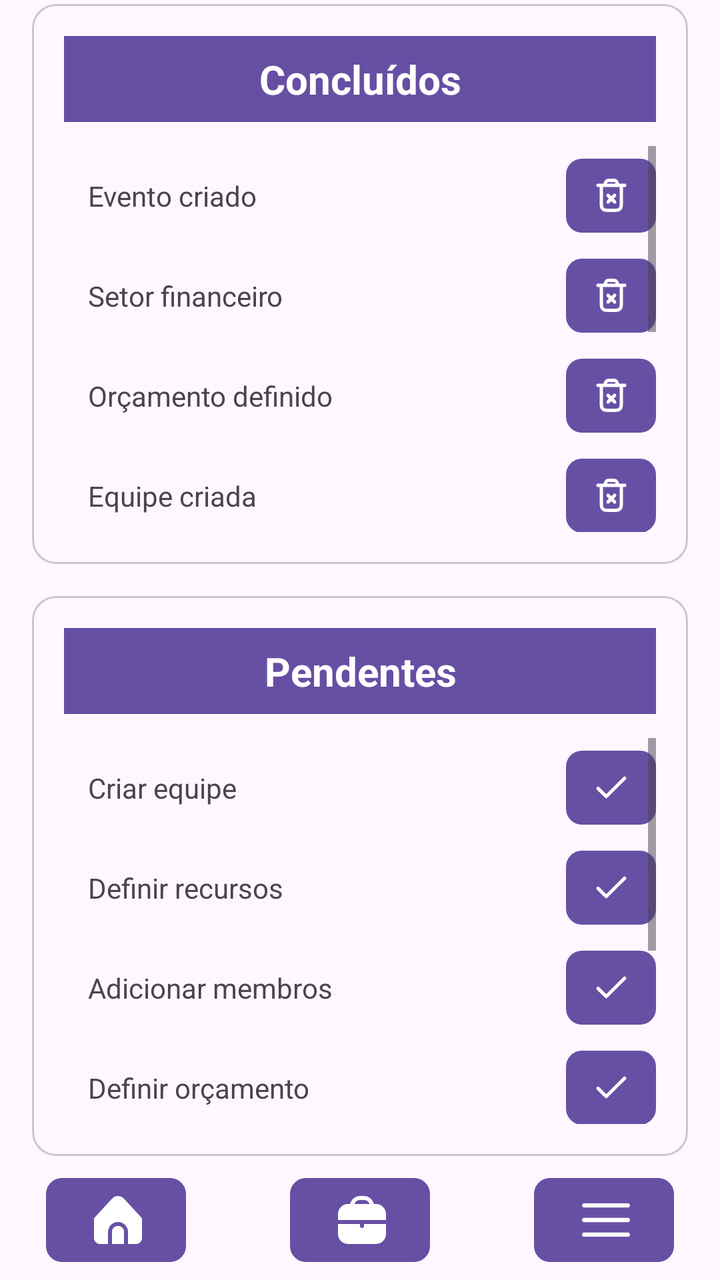
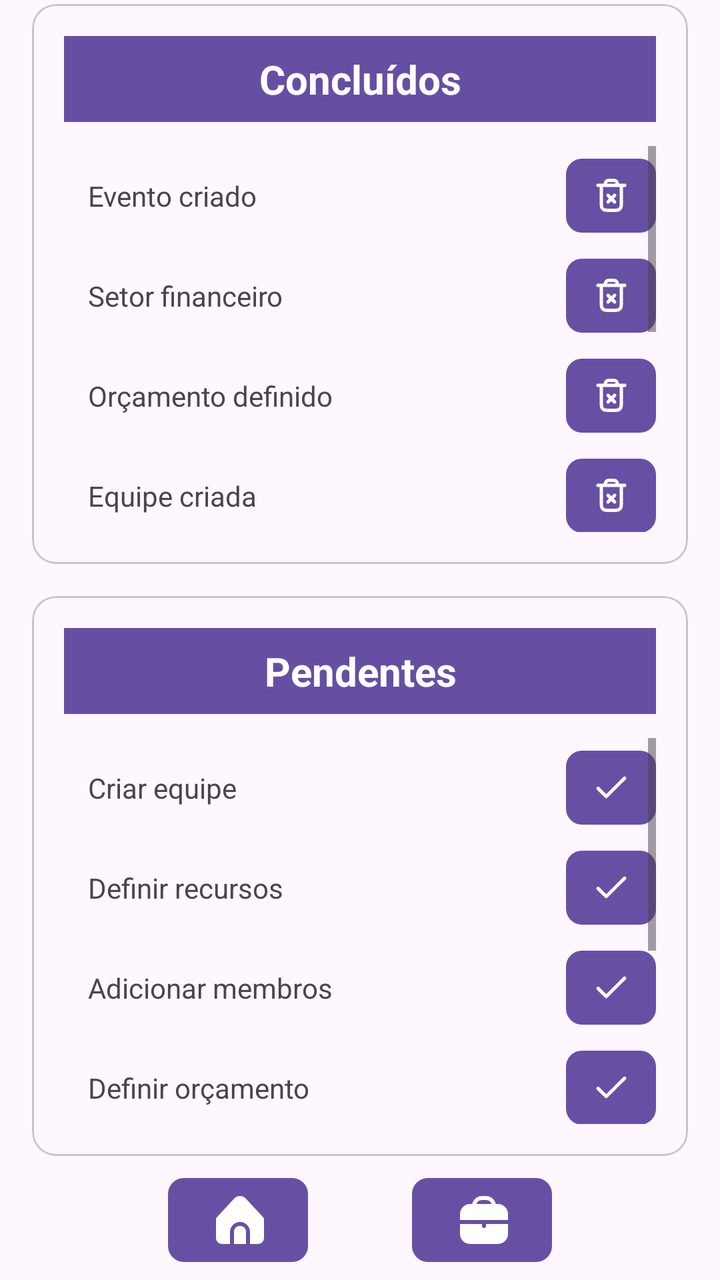

Before-and-after screenshots of an Android layout around one commit, followed by the original layout XML and the change that was made.
<!-- AndroidManifest.xml: application theme Theme.AplicacaoMobile -->
<!-- res/layout/activity_to_do.xml -->
<androidx.constraintlayout.widget.ConstraintLayout
    xmlns:android="http://schemas.android.com/apk/res/android"
    xmlns:app="http://schemas.android.com/apk/res-auto"
    xmlns:tools="http://schemas.android.com/tools"
    android:id="@+id/main"
    android:layout_width="match_parent"
    android:layout_height="match_parent"
    tools:context=".ToDo">


    <com.google.android.material.card.MaterialCardView
        android:id="@+id/completedCard"
        android:layout_width="0dp"
        android:layout_height="280dp"
        android:layout_margin="16dp"
        app:cardCornerRadius="12dp"

        app:layout_constraintTop_toTopOf="parent"
        app:layout_constraintBottom_toTopOf="@id/pendingCard"
        app:layout_constraintStart_toStartOf="parent"
        app:layout_constraintEnd_toEndOf="parent">

        <LinearLayout
            android:layout_width="match_parent"
            android:layout_height="match_parent"
            android:orientation="vertical"
            android:padding="16dp">

            <TextView
                android:layout_width="match_parent"
                android:layout_height="wrap_content"
                android:background="#664FA3"
                android:gravity="center"
                android:padding="8dp"
                android:text="Concluídos"
                android:textColor="#FFFFFF"
                android:textSize="20sp"
                android:textStyle="bold" />

            <ScrollView
                android:layout_width="match_parent"
                android:layout_height="0dp"
                android:layout_marginTop="12dp"
                android:layout_weight="1"
                android:fillViewport="true">

                <LinearLayout
                    android:layout_width="match_parent"
                    android:layout_height="wrap_content"
                    android:orientation="vertical">

                    <LinearLayout
                        android:layout_width="match_parent"
                        android:layout_height="50dp"
                        android:gravity="center_vertical"
                        android:orientation="horizontal">

                        <TextView
                            android:layout_width="0dp"
                            android:layout_height="match_parent"
                            android:layout_weight="1"
                            android:gravity="center_vertical"
                            android:paddingHorizontal="12dp"
                            android:text="Evento criado" />

                        <com.google.android.material.button.MaterialButton
                            android:id="@+id/btnCompletedEvento"
                            android:layout_width="45dp"
                            app:iconGravity="textStart"
                            app:iconPadding="0dp"
                            android:layout_height="45dp"
                            android:contentDescription="Evento concluído"
                            android:text=""
                            app:cornerRadius="8dp"
                            app:icon="@drawable/ic_trash"
                            app:iconSize="20dp" />

                    </LinearLayout>

                    <LinearLayout
                        android:layout_width="match_parent"
                        android:layout_height="50dp"
                        android:gravity="center_vertical"
                        android:orientation="horizontal">

                        <TextView
                            android:layout_width="0dp"
                            android:layout_height="match_parent"
                            android:layout_weight="1"
                            android:gravity="center_vertical"
                            android:paddingHorizontal="12dp"
                            android:text="Setor financeiro" />

                        <com.google.android.material.button.MaterialButton
                            android:id="@+id/btnCompletedFinanceiro"
                            android:layout_width="45dp"
                            app:iconGravity="textStart"
                            app:iconPadding="0dp"
                            android:layout_height="45dp"
                            android:contentDescription="Setor financeiro concluído"
                            android:text=""
                            app:cornerRadius="8dp"
                            app:icon="@drawable/ic_trash"
                            app:iconSize="20dp" />

                    </LinearLayout>

                    <LinearLayout
                        android:layout_width="match_parent"
                        android:layout_height="50dp"
                        android:gravity="center_vertical"
                        android:orientation="horizontal">

                        <TextView
                            android:layout_width="0dp"
                            android:layout_height="match_parent"
                            android:layout_weight="1"
                            android:gravity="center_vertical"
                            android:paddingHorizontal="12dp"
                            android:text="Orçamento definido" />

                        <com.google.android.material.button.MaterialButton
                            android:id="@+id/btnCompletedOrcamento"
                            android:layout_width="45dp"
                            app:iconGravity="textStart"
                            app:iconPadding="0dp"
                            android:layout_height="45dp"
                            android:contentDescription="Orçamento concluído"
                            android:text=""
                            app:cornerRadius="8dp"
                            app:icon="@drawable/ic_trash"
                            app:iconSize="20dp" />

                    </LinearLayout>

                    <LinearLayout
                        android:layout_width="match_parent"
                        android:layout_height="50dp"
                        android:gravity="center_vertical"
                        android:orientation="horizontal">

                        <TextView
                            android:layout_width="0dp"
                            android:layout_height="match_parent"
                            android:layout_weight="1"
                            app:iconGravity="textStart"
                            app:iconPadding="0dp"
                            android:gravity="center_vertical"
                            android:paddingHorizontal="12dp"
                            android:text="Equipe criada" />

                        <com.google.android.material.button.MaterialButton
                            android:id="@+id/btnCompletedTeam"
                            android:layout_width="45dp"
                            app:iconGravity="textStart"
                            app:iconPadding="0dp"
                            android:layout_height="45dp"
                            android:contentDescription="Equipe criada"
                            android:text=""
                            app:cornerRadius="8dp"
                            app:icon="@drawable/ic_trash"
                            app:iconSize="20dp" />

                    </LinearLayout>

                    <LinearLayout
                        android:layout_width="match_parent"
                        android:layout_height="50dp"
                        android:gravity="center_vertical"
                        android:orientation="horizontal">

                        <TextView
                            android:layout_width="0dp"
                            android:layout_height="match_parent"
                            android:layout_weight="1"
                            android:gravity="center_vertical"
                            android:paddingHorizontal="12dp"
                            android:text="Local definido" />

                        <com.google.android.material.button.MaterialButton
                            android:id="@+id/btnCompletedLocal"
                            android:layout_width="45dp"
                            android:layout_height="45dp"
                            app:iconGravity="textStart"
                            app:iconPadding="0dp"
                            android:contentDescription="Local concluído"
                            android:text=""
                            app:cornerRadius="8dp"
                            app:icon="@drawable/ic_trash"
                            app:iconSize="20dp" />

                    </LinearLayout>

                    <LinearLayout
                        android:layout_width="match_parent"
                        android:layout_height="50dp"
                        android:gravity="center_vertical"
                        android:orientation="horizontal">

                        <TextView
                            android:layout_width="0dp"
                            android:layout_height="match_parent"
                            android:layout_weight="1"
                            android:gravity="center_vertical"
                            android:paddingHorizontal="12dp"
                            android:text="Responsáveis adicionados" />

                        <com.google.android.material.button.MaterialButton
                            android:id="@+id/btnCompletedResponsaveis"
                            android:layout_width="45dp"
                            android:layout_height="45dp"
                            android:contentDescription="Responsáveis concluídos"
                            android:text=""
                            app:cornerRadius="8dp"
                            app:iconGravity="textStart"
                            app:iconPadding="0dp"
                            app:icon="@drawable/ic_trash"
                            app:iconSize="20dp" />

                    </LinearLayout>

                    <LinearLayout
                        android:layout_width="match_parent"
                        android:layout_height="50dp"
                        android:gravity="center_vertical"
                        android:orientation="horizontal">

                        <TextView
                            android:layout_width="0dp"
                            android:layout_height="match_parent"
                            android:layout_weight="1"
                            android:gravity="center_vertical"
                            android:paddingHorizontal="12dp"
                            android:text="Equipamentos definidos" />

                        <com.google.android.material.button.MaterialButton
                            android:id="@+id/btnCompletedEquipamentos"
                            android:layout_width="45dp"
                            android:layout_height="45dp"
                            app:iconGravity="textStart"
                            app:iconPadding="0dp"
                            android:contentDescription="Equipamentos concluídos"
                            android:text=""
                            app:cornerRadius="8dp"
                            app:icon="@drawable/ic_trash"
                            app:iconSize="20dp" />

                    </LinearLayout>

                    <LinearLayout
                        android:layout_width="match_parent"
                        android:layout_height="50dp"
                        android:gravity="center_vertical"
                        android:orientation="horizontal">

                        <TextView
                            android:layout_width="0dp"
                            android:layout_height="match_parent"
                            android:layout_weight="1"
                            android:gravity="center_vertical"
                            android:paddingHorizontal="12dp"
                            android:text="Cronograma criado" />

                        <com.google.android.material.button.MaterialButton
                            android:id="@+id/btnCompletedCronograma"
                            android:layout_width="45dp"
                            android:layout_height="45dp"
                            app:iconGravity="textStart"
                            app:iconPadding="0dp"
                            android:contentDescription="Cronograma concluído"
                            android:text=""
                            app:cornerRadius="8dp"
                            app:icon="@drawable/ic_trash"
                            app:iconSize="20dp" />

                    </LinearLayout>

                </LinearLayout>

            </ScrollView>

        </LinearLayout>

    </com.google.android.material.card.MaterialCardView>

    <com.google.android.material.card.MaterialCardView
        android:id="@+id/pendingCard"
        android:layout_width="0dp"
        android:layout_height="280dp"
        android:layout_marginHorizontal="16dp"
        android:layout_marginBottom="16dp"
        app:cardCornerRadius="12dp"

        app:layout_constraintTop_toBottomOf="@id/completedCard"
        app:layout_constraintBottom_toTopOf="@id/bottomBar"
        app:layout_constraintStart_toStartOf="parent"
        app:layout_constraintEnd_toEndOf="parent">

        <LinearLayout
            android:layout_width="match_parent"
            android:layout_height="match_parent"
            android:orientation="vertical"
            android:padding="16dp">

            <TextView
                android:layout_width="match_parent"
                android:layout_height="wrap_content"
                android:background="#664FA3"
                android:gravity="center"
                android:padding="8dp"
                android:text="Pendentes"
                android:textColor="#FFFFFF"
                android:textSize="20sp"
                android:textStyle="bold" />

            <ScrollView
                android:layout_width="match_parent"
                android:layout_height="0dp"
                android:layout_marginTop="12dp"
                android:layout_weight="1"
                android:fillViewport="true">

                <LinearLayout
                    android:layout_width="match_parent"
                    android:layout_height="wrap_content"
                    android:orientation="vertical">

                    <LinearLayout
                        android:layout_width="match_parent"
                        android:layout_height="50dp"
                        android:gravity="center_vertical"
                        android:orientation="horizontal">

                        <TextView
                            android:layout_width="0dp"
                            android:layout_height="match_parent"
                            android:layout_weight="1"
                            android:gravity="center_vertical"
                            android:paddingHorizontal="12dp"
                            android:text="Criar equipe" />

                        <com.google.android.material.button.MaterialButton
                            android:id="@+id/btnPendingEquipe"
                            android:layout_width="45dp"
                            android:layout_height="45dp"
                            android:contentDescription="Concluir criar equipe"
                            android:text=""
                            app:cornerRadius="8dp"
                            app:icon="@drawable/ic_check"
                            app:iconGravity="textStart"
                            app:iconPadding="0dp"
                            app:iconSize="20dp" />

                    </LinearLayout>

                    <LinearLayout
                        android:layout_width="match_parent"
                        android:layout_height="50dp"
                        android:gravity="center_vertical"
                        android:orientation="horizontal">

                        <TextView
                            android:layout_width="0dp"
                            android:layout_height="match_parent"
                            android:layout_weight="1"
                            android:gravity="center_vertical"
                            android:paddingHorizontal="12dp"
                            android:text="Definir recursos" />

                        <com.google.android.material.button.MaterialButton
                            android:id="@+id/btnPendingRecursos"
                            android:layout_width="45dp"
                            android:layout_height="45dp"
                            android:contentDescription="Concluir definir recursos"
                            android:text=""
                            app:cornerRadius="8dp"
                            app:iconGravity="textStart"
                            app:iconPadding="0dp"
                            app:icon="@drawable/ic_check"
                            app:iconSize="20dp" />

                    </LinearLayout>

                    <LinearLayout
                        android:layout_width="match_parent"
                        android:layout_height="50dp"
                        android:gravity="center_vertical"
                        android:orientation="horizontal">

                        <TextView
                            android:layout_width="0dp"
                            android:layout_height="match_parent"
                            android:layout_weight="1"
                            android:gravity="center_vertical"
                            android:paddingHorizontal="12dp"
                            android:text="Adicionar membros" />

                        <com.google.android.material.button.MaterialButton
                            android:id="@+id/btnPendingMembros"
                            android:layout_width="45dp"
                            android:layout_height="45dp"
                            android:contentDescription="Concluir adicionar membros"
                            android:text=""
                            app:iconGravity="textStart"
                            app:iconPadding="0dp"
                            app:cornerRadius="8dp"
                            app:icon="@drawable/ic_check"
                            app:iconSize="20dp" />

                    </LinearLayout>

                    <LinearLayout
                        android:layout_width="match_parent"
                        android:layout_height="50dp"
                        android:gravity="center_vertical"
                        android:orientation="horizontal">

                        <TextView
                            android:layout_width="0dp"
                            android:layout_height="match_parent"
                            android:layout_weight="1"
                            android:gravity="center_vertical"
                            android:paddingHorizontal="12dp"
                            android:text="Definir orçamento" />

                        <com.google.android.material.button.MaterialButton
                            android:id="@+id/btnPendingOrcamento"
                            android:layout_width="45dp"
                            android:layout_height="45dp"
                            android:contentDescription="Concluir definir orçamento"
                            android:text=""
                            app:iconGravity="textStart"
                            app:iconPadding="0dp"
                            app:cornerRadius="8dp"
                            app:icon="@drawable/ic_check"
                            app:iconSize="20dp" />

                    </LinearLayout>

                    <LinearLayout
                        android:layout_width="match_parent"
                        android:layout_height="50dp"
                        android:gravity="center_vertical"
                        android:orientation="horizontal">

                        <TextView
                            android:layout_width="0dp"
                            android:layout_height="match_parent"
                            android:layout_weight="1"
                            android:gravity="center_vertical"
                            android:paddingHorizontal="12dp"
                            android:text="Adicionar equipamentos" />

                        <com.google.android.material.button.MaterialButton
                            android:id="@+id/btnPendingEquipamentos"
                            android:layout_width="45dp"
                            android:layout_height="45dp"
                            android:contentDescription="Concluir adicionar equipamentos"
                            android:text=""
                            app:cornerRadius="8dp"
                            app:iconGravity="textStart"
                            app:iconPadding="0dp"
                            app:icon="@drawable/ic_check"
                            app:iconSize="20dp" />

                    </LinearLayout>

                    <LinearLayout
                        android:layout_width="match_parent"
                        android:layout_height="50dp"
                        android:gravity="center_vertical"
                        android:orientation="horizontal">

                        <TextView
                            android:layout_width="0dp"
                            android:layout_height="match_parent"
                            android:layout_weight="1"
                            android:gravity="center_vertical"
                            android:paddingHorizontal="12dp"
                            android:text="Cadastrar consumíveis" />

                        <com.google.android.material.button.MaterialButton
                            android:id="@+id/btnPendingConsumiveis"
                            android:layout_width="45dp"
                            android:layout_height="45dp"
                            android:contentDescription="Concluir cadastrar consumíveis"
                            android:text=""
                            app:cornerRadius="8dp"
                            app:iconGravity="textStart"
                            app:iconPadding="0dp"
                            app:icon="@drawable/ic_check"
                            app:iconSize="20dp" />

                    </LinearLayout>

                    <LinearLayout
                        android:layout_width="match_parent"
                        android:layout_height="50dp"
                        android:gravity="center_vertical"
                        android:orientation="horizontal">

                        <TextView
                            android:layout_width="0dp"
                            android:layout_height="match_parent"
                            android:layout_weight="1"
                            android:gravity="center_vertical"
                            android:paddingHorizontal="12dp"
                            android:text="Definir responsáveis" />

                        <com.google.android.material.button.MaterialButton
                            android:id="@+id/btnPendingResponsaveis"
                            android:layout_width="45dp"
                            android:layout_height="45dp"
                            android:contentDescription="Concluir definir responsáveis"
                            android:text=""
                            app:cornerRadius="8dp"
                            app:iconGravity="textStart"
                            app:iconPadding="0dp"
                            app:icon="@drawable/ic_check"
                            app:iconSize="20dp" />

                    </LinearLayout>

                </LinearLayout>

            </ScrollView>

        </LinearLayout>

    </com.google.android.material.card.MaterialCardView>

    <LinearLayout
        android:id="@+id/bottomBar"
        android:layout_width="0dp"
        android:layout_height="60dp"
        android:gravity="center"
        android:orientation="horizontal"

        app:layout_constraintBottom_toBottomOf="parent"
        app:layout_constraintStart_toStartOf="parent"
        app:layout_constraintEnd_toEndOf="parent">

        <com.google.android.material.button.MaterialButton
            android:id="@+id/buttonOne"
            android:layout_width="70dp"
            android:layout_height="50dp"
            android:layout_marginHorizontal="26dp"
            android:contentDescription="Home"
            android:text=""
            app:cornerRadius="8dp"
            app:icon="@drawable/ic_home"
            app:iconSize="24dp" />

        <com.google.android.material.button.MaterialButton
            android:id="@+id/buttonTwo"
            android:layout_width="70dp"
            android:layout_height="50dp"
            android:layout_marginHorizontal="26dp"
            android:contentDescription="ToDo List"
            android:text=""
            app:cornerRadius="8dp"
            app:icon="@drawable/ic_work"
            app:iconSize="24dp" />

        <com.google.android.material.button.MaterialButton
            android:id="@+id/buttonTree"
            android:layout_width="70dp"
            android:layout_height="50dp"
            android:layout_marginHorizontal="26dp"
            android:contentDescription="Configs"
            android:text=""
            app:cornerRadius="8dp"
            app:icon="@drawable/ic_menu_burger"
            app:iconSize="24dp" />

    </LinearLayout>

</androidx.constraintlayout.widget.ConstraintLayout>
<!-- resources referenced by this layout -->
<resources>
  <!-- drawable ic_check (drawable) -->
  <vector xmlns:android="http://schemas.android.com/apk/res/android"
      android:width="800dp"
      android:height="800dp"
      android:viewportWidth="24"
      android:viewportHeight="24">
    <path
        android:pathData="M4,12.611L8.923,17.5L20,6.5"
        android:strokeLineJoin="round"
        android:strokeWidth="2"
        android:fillColor="#00000000"
        android:strokeColor="#000000"
        android:strokeLineCap="round"/>
  </vector>
  <!-- drawable ic_menu_burger (drawable) -->
  <vector xmlns:android="http://schemas.android.com/apk/res/android"
      android:width="512dp"
      android:height="512dp"
      android:viewportWidth="490.67"
      android:viewportHeight="490.67">
    <path
        android:fillColor="#FF000000"
        android:pathData="M469.33,224h-448C9.55,224 0,233.55 0,245.33c0,11.78 9.55,21.33 21.33,21.33h448c11.78,0 21.33,-9.55 21.33,-21.33C490.67,233.55 481.11,224 469.33,224z"/>
    <path
        android:fillColor="#FF000000"
        android:pathData="M21.33,117.33h448c11.78,0 21.33,-9.55 21.33,-21.33s-9.55,-21.33 -21.33,-21.33h-448C9.55,74.67 0,84.22 0,96S9.55,117.33 21.33,117.33z"/>
    <path
        android:fillColor="#FF000000"
        android:pathData="M469.33,373.33h-448C9.55,373.33 0,382.89 0,394.67C0,406.45 9.55,416 21.33,416h448c11.78,0 21.33,-9.55 21.33,-21.33C490.67,382.89 481.11,373.33 469.33,373.33z"/>
  </vector>
  <!-- drawable ic_trash (drawable) -->
  <vector xmlns:android="http://schemas.android.com/apk/res/android"
      android:width="800dp"
      android:height="800dp"
      android:viewportWidth="24"
      android:viewportHeight="24">
    <path
        android:pathData="M10,12L14,16M14,12L10,16M4,6H20M16,6L15.729,5.188C15.467,4.401 15.336,4.008 15.093,3.717C14.878,3.46 14.602,3.261 14.29,3.139C13.938,3 13.523,3 12.694,3H11.306C10.477,3 10.062,3 9.71,3.139C9.398,3.261 9.122,3.46 8.907,3.717C8.664,4.008 8.533,4.401 8.271,5.188L8,6M18,6V16.2C18,17.88 18,18.72 17.673,19.362C17.385,19.927 16.927,20.385 16.362,20.673C15.72,21 14.88,21 13.2,21H10.8C9.12,21 8.28,21 7.638,20.673C7.074,20.385 6.615,19.927 6.327,19.362C6,18.72 6,17.88 6,16.2V6"
        android:strokeLineJoin="round"
        android:strokeWidth="2"
        android:fillColor="#00000000"
        android:strokeColor="#000000"
        android:strokeLineCap="round"/>
  </vector>
  <!-- drawable ic_work (drawable) -->
  <vector xmlns:android="http://schemas.android.com/apk/res/android"
      android:width="512dp"
      android:height="512dp"
      android:viewportWidth="24"
      android:viewportHeight="24">
    <path
        android:fillColor="#FF000000"
        android:pathData="M19,4H17.9A5.009,5.009 0,0 0,13 0H11A5.009,5.009 0,0 0,6.1 4H5A5.006,5.006 0,0 0,0 9v3H24V9A5.006,5.006 0,0 0,19 4ZM8.184,4A3,3 0,0 1,11 2h2a3,3 0,0 1,2.816 2Z"/>
    <path
        android:fillColor="#FF000000"
        android:pathData="M13,15a1,1 0,0 1,-2 0V14H0v5a5.006,5.006 0,0 0,5 5H19a5.006,5.006 0,0 0,5 -5V14H13Z"/>
  </vector>
  <style name="Theme.AplicacaoMobile" parent="Base.Theme.AplicacaoMobile" />
  <style name="Base.Theme.AplicacaoMobile" parent="Theme.Material3.DayNight.NoActionBar">
          
          
      </style>
  <!-- unchanged entries left out for length: 1 -->
</resources>

<!-- the commit's change to res/layout/activity_to_do.xml (unified diff, before → after) -->
@@ -562,16 +562,6 @@
             app:icon="@drawable/ic_work"
             app:iconSize="24dp" />
 
-        <com.google.android.material.button.MaterialButton
-            android:id="@+id/buttonTree"
-            android:layout_width="70dp"
-            android:layout_height="50dp"
-            android:layout_marginHorizontal="26dp"
-            android:contentDescription="Configs"
-            android:text=""
-            app:cornerRadius="8dp"
-            app:icon="@drawable/ic_menu_burger"
-            app:iconSize="24dp" />
 
     </LinearLayout>
 
<!-- resource entries referenced after the edit -->
@@ -13,22 +13,6 @@
         android:fillColor="#00000000"
         android:strokeColor="#000000"
         android:strokeLineCap="round"/>
-  </vector>
-  <!-- drawable ic_menu_burger (drawable) -->
-  <vector xmlns:android="http://schemas.android.com/apk/res/android"
-      android:width="512dp"
-      android:height="512dp"
-      android:viewportWidth="490.67"
-      android:viewportHeight="490.67">
-    <path
-        android:fillColor="#FF000000"
-        android:pathData="M469.33,224h-448C9.55,224 0,233.55 0,245.33c0,11.78 9.55,21.33 21.33,21.33h448c11.78,0 21.33,-9.55 21.33,-21.33C490.67,233.55 481.11,224 469.33,224z"/>
-    <path
-        android:fillColor="#FF000000"
-        android:pathData="M21.33,117.33h448c11.78,0 21.33,-9.55 21.33,-21.33s-9.55,-21.33 -21.33,-21.33h-448C9.55,74.67 0,84.22 0,96S9.55,117.33 21.33,117.33z"/>
-    <path
-        android:fillColor="#FF000000"
-        android:pathData="M469.33,373.33h-448C9.55,373.33 0,382.89 0,394.67C0,406.45 9.55,416 21.33,416h448c11.78,0 21.33,-9.55 21.33,-21.33C490.67,382.89 481.11,373.33 469.33,373.33z"/>
   </vector>
   <!-- drawable ic_trash (drawable) -->
   <vector xmlns:android="http://schemas.android.com/apk/res/android"
